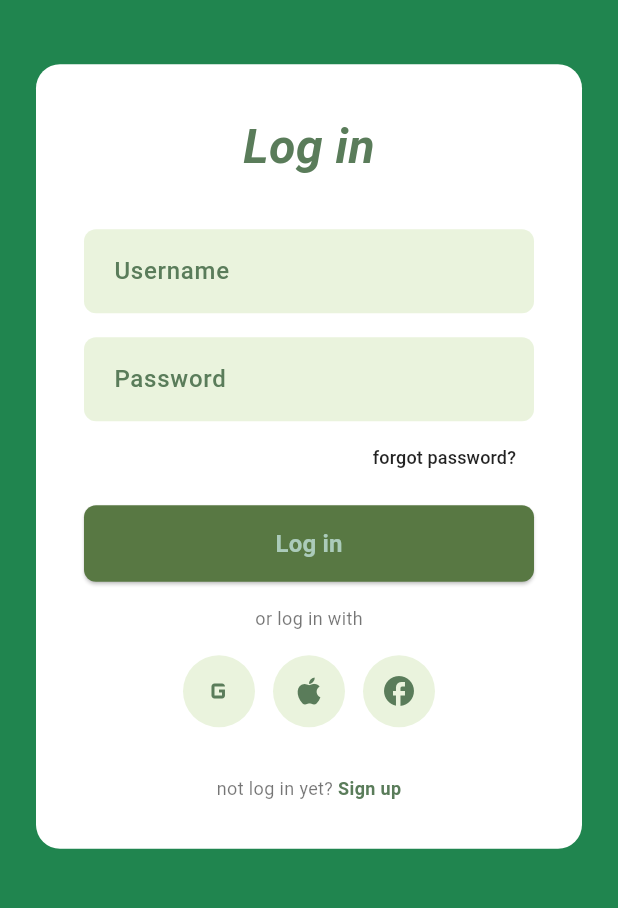
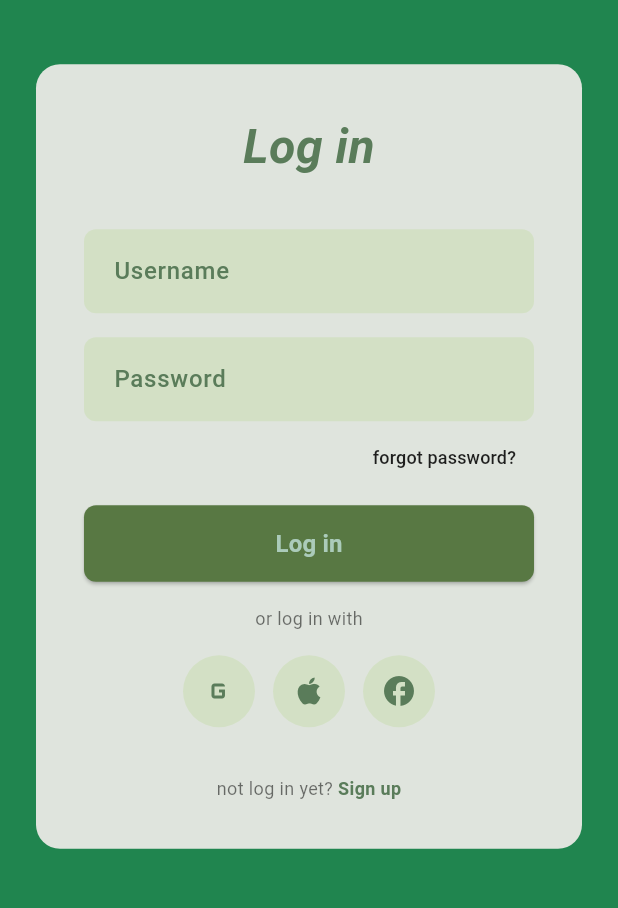
Before and after one commit to mfirdaus0066/kitahack_2026, a Flutter app: the screen it shows after launch, on a phone screen of 412 x 824 dp, the part 289-1197 px from its top. Run offline on Flutter 3.47's test engine with Material 3 defaults, Android fonts, the phone set to English and light mode, and no system bars; our stand-ins replace cloud_firestore, firebase_core; accounts and stored records are empty; Roboto replaces fonts that are missing (JejuHallasan).

Commit message:
add theme

```diff
--- a/Frontend/lib/main.dart
+++ b/Frontend/lib/main.dart
@@ -16,8 +16,25 @@ void main() async {
   runApp(const MyApp());
 }
 
-class MyApp extends StatelessWidget {
+class MyApp extends StatefulWidget {
   const MyApp({super.key});
+
+  static _MyAppState of(BuildContext context) =>
+      context.findAncestorStateOfType<_MyAppState>()!;
+
+  @override
+  State<MyApp> createState() => _MyAppState();
+}
+
+class _MyAppState extends State<MyApp> {
+  ThemeMode _themeMode = ThemeMode.light;
+
+  void toggleTheme() {
+    setState(() {
+      _themeMode =
+          _themeMode == ThemeMode.light ? ThemeMode.dark : ThemeMode.light;
+    });
+  }
 
   @override
   Widget build(BuildContext context) {
@@ -35,9 +52,11 @@ class MyApp extends StatelessWidget {
         colorScheme: ColorScheme.fromSeed(
           seedColor: Color(0xFF20854F),
           brightness: Brightness.dark,
+          surface: Color(0xFF1E1E1E),
+          surfaceContainer: Color(0xFF2C2C2C),
         ),
       ),
-      themeMode: ThemeMode.system,
+      themeMode: _themeMode,
       // home: MyHomePage(title: "Idea Board"), //You Have to Remove this first
       // TODO: 2. Change this to Routes
       initialRoute: '/',
--- a/Frontend/lib/screens/edit_user_screen.dart
+++ b/Frontend/lib/screens/edit_user_screen.dart
@@ -69,7 +69,7 @@ class _EditUserScreenState extends State<EditUserScreen> {
                 child: Container(
                   width: double.infinity,
                   decoration: BoxDecoration(
-                    color: const Color(0xFFD9D9D9),
+                    color: Theme.of(context).colorScheme.surfaceContainerHighest,
                     borderRadius: BorderRadius.circular(24),
                   ),
                   child: SingleChildScrollView(
@@ -200,7 +200,7 @@ class _EditUserScreenState extends State<EditUserScreen> {
       // Bottom navigation bar
       bottomNavigationBar: Container(
         decoration: BoxDecoration(
-          color: const Color(0xFFD9D9D9),
+          color: Theme.of(context).colorScheme.surfaceContainerHighest,
           borderRadius: const BorderRadius.only(
             topLeft: Radius.circular(24),
             topRight: Radius.circular(24),
--- a/Frontend/lib/screens/garden_screen.dart
+++ b/Frontend/lib/screens/garden_screen.dart
@@ -81,7 +81,7 @@
         // Bottom navigation bar
         bottomNavigationBar: Container(
           decoration: BoxDecoration(
-            color: const Color(0xFFD9D9D9),
+            color: Theme.of(context).colorScheme.surfaceContainerHighest,
             borderRadius: const BorderRadius.only(
               topLeft: Radius.circular(24),
               topRight: Radius.circular(24),
--- a/Frontend/lib/screens/info_screen.dart
+++ b/Frontend/lib/screens/info_screen.dart
@@ -68,7 +68,7 @@
                 padding: const EdgeInsets.all(20),
                 height: MediaQuery.of(context).size.height * 0.6,
                 decoration: BoxDecoration(
-                  color: const Color(0xFFD9D9D9),
+                  color: Theme.of(context).colorScheme.surfaceContainerHighest,
                   borderRadius: BorderRadius.circular(24),
                 ),
                 child: Column(
@@ -133,7 +133,7 @@
         // Bottom navigation bar
         bottomNavigationBar: Container(
           decoration: BoxDecoration(
-            color: const Color(0xFFD9D9D9),
+            color: Theme.of(context).colorScheme.surfaceContainerHighest,
             borderRadius: const BorderRadius.only(
               topLeft: Radius.circular(24),
               topRight: Radius.circular(24),
--- a/Frontend/lib/screens/login_screen.dart
+++ b/Frontend/lib/screens/login_screen.dart
@@ -63,7 +63,7 @@ class _LoginScreenState extends State<LoginScreen> {
                   constraints: const BoxConstraints(maxWidth: 400),
                   padding: const EdgeInsets.all(32.0),
                   decoration: BoxDecoration(
-                    color: Colors.white,
+                    color: Theme.of(context).colorScheme.surfaceContainerHighest,
                     borderRadius: BorderRadius.circular(16),
                   ),
                   child: Form(
--- a/Frontend/lib/screens/signup_screen.dart
+++ b/Frontend/lib/screens/signup_screen.dart
@@ -63,7 +63,7 @@ class _SignUpScreenState extends State<SignUpScreen> {
                   constraints: const BoxConstraints(maxWidth: 400),
                   padding: const EdgeInsets.all(32.0),
                   decoration: BoxDecoration(
-                    color: Colors.white,
+                    color: Theme.of(context).colorScheme.surfaceContainerHighest,
                     borderRadius: BorderRadius.circular(16),
                   ),
                   child: Form(
--- a/Frontend/lib/screens/user_screen.dart
+++ b/Frontend/lib/screens/user_screen.dart
@@ -68,7 +68,7 @@ import 'package:flutter/material.dart';
                   child: Container(
                     width: double.infinity,
                     decoration: BoxDecoration(
-                      color: const Color(0xFFD9D9D9),
+                      color: Theme.of(context).colorScheme.surfaceContainerHighest,
                       borderRadius: BorderRadius.circular(24),
                     ),
                     child: SingleChildScrollView(
@@ -163,7 +163,7 @@ import 'package:flutter/material.dart';
         // Bottom navigation bar
         bottomNavigationBar: Container(
           decoration: BoxDecoration(
-            color: const Color(0xFFD9D9D9),
+            color: Theme.of(context).colorScheme.surfaceContainerHighest,
             borderRadius: const BorderRadius.only(
               topLeft: Radius.circular(24),
               topRight: Radius.circular(24),
```
Also changed, not shown: Frontend/lib/screens/home_screen.dart (+9 -3 lines).
